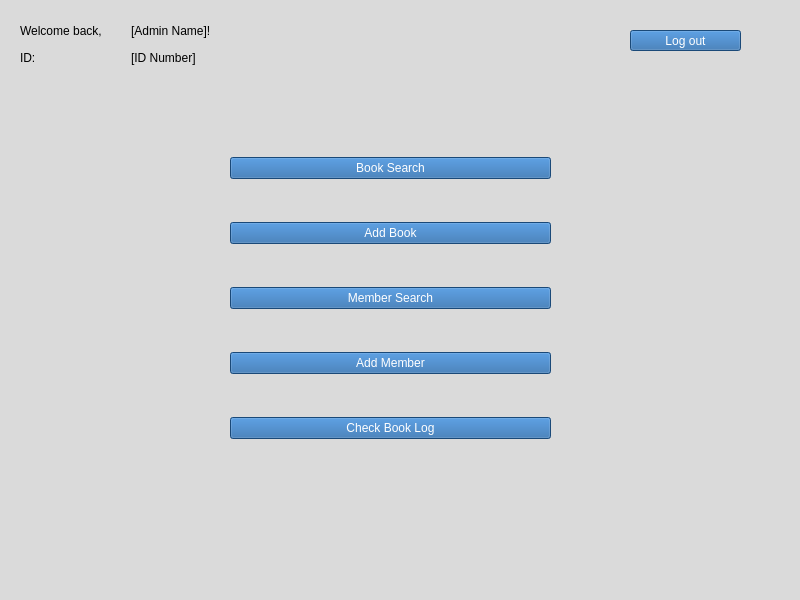
This is adminmenu.ui in apteryxxyz/cs106-a2-client as Qt 5 draws it before an edit. The edited form follows.
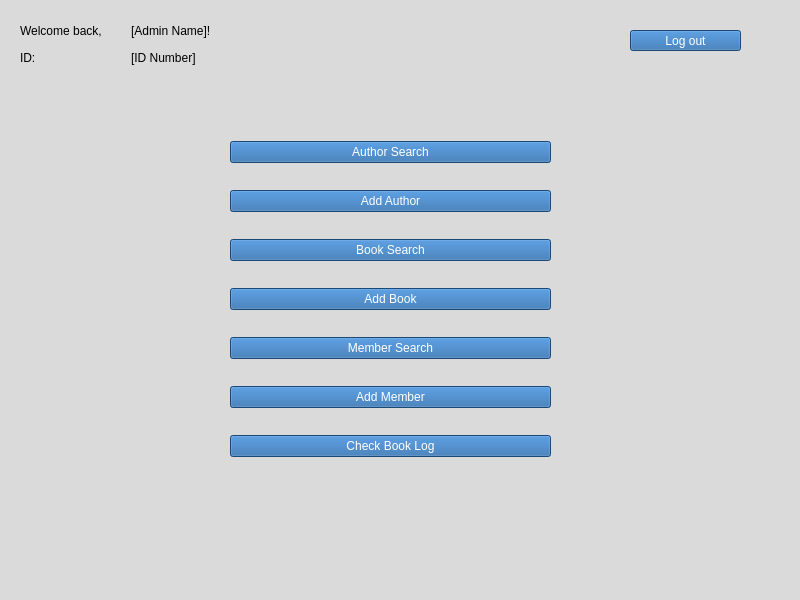
This is the edited form.

Commit message: Add author search and add

Diff of the .ui file:
```diff
--- a/adminmenu.ui
+++ b/adminmenu.ui
@@ -107,6 +107,31 @@
      </rect>
     </property>
     <layout class="QVBoxLayout" name="verticalLayout_menu">
+     <item>
+      <widget class="QPushButton" name="pushButton_authorSearch">
+       <property name="styleSheet">
+        <string notr="true">color: white;
+background-color: #2466A8;
+
+</string>
+       </property>
+       <property name="text">
+        <string>Author Search</string>
+       </property>
+      </widget>
+     </item>
+     <item>
+      <widget class="QPushButton" name="pushButton_authorAdd">
+       <property name="styleSheet">
+        <string notr="true">color: white;
+background-color: #2466A8;
+</string>
+       </property>
+       <property name="text">
+        <string>Add Author</string>
+       </property>
+      </widget>
+     </item>
      <item>
       <widget class="QPushButton" name="pushButton_bookSearch">
        <property name="styleSheet">
```
Left out of the diff: 2 changed lines with no effect on the pictures. The commit also changes 10 other files.
